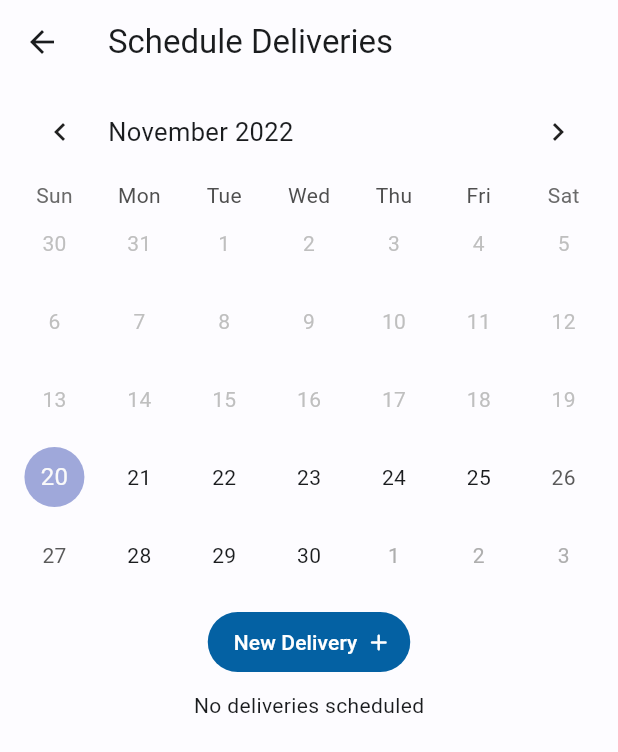
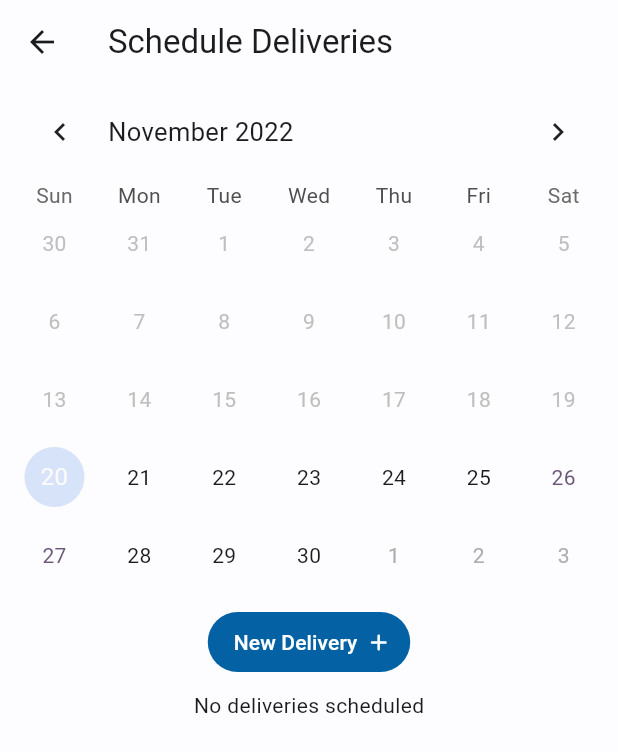
Before and after one commit to matthew-soulsby/delivery-manager, a Flutter app: the screen it shows after launch, after a tap on "Schedule", on a phone screen of 412 x 824 dp. Shown: the top 752 px of the screen. Run offline on Flutter 3.47's test engine with Material 2 defaults, Android fonts, the phone set to English and light mode, and no system bars; drawn by our look-alikes of table_calendar; our stand-ins replace isar; accounts and stored records are empty; generated files the repository leaves out were written again.

Commit message:
Add theme

```diff
--- a/delivery_manager_app/lib/pages/delivery/delivery_view.dart
+++ b/delivery_manager_app/lib/pages/delivery/delivery_view.dart
@@ -113,7 +113,7 @@ class _DeliveryViewState extends State<DeliveryView> {
         title: const Text('Schedule Deliveries'),
       ),
       body: Padding(
-        padding: const EdgeInsets.fromLTRB(8, 0, 8, 8),
+        padding: const EdgeInsets.fromLTRB(8, 0, 8, 0),
         child: FutureBuilder(
           future: deliveryFuture,
           builder: (context, snapshot) {
@@ -148,14 +148,29 @@ class _DeliveryViewState extends State<DeliveryView> {
               child: Column(
                 children: [
                   TableCalendar(
+                    firstDay: DateTime.now(),
+                    lastDay: DateTime.now().add(const Duration(days: 366)),
+                    focusedDay: _focusedDay,
+                    calendarFormat: _calendarFormat,
                     availableGestures: AvailableGestures.horizontalSwipe,
                     availableCalendarFormats: const {
                       CalendarFormat.month: 'Month'
                     },
-                    firstDay: DateTime.now(),
-                    lastDay: DateTime.now().add(const Duration(days: 366)),
-                    focusedDay: _focusedDay,
-                    calendarFormat: _calendarFormat,
+                    calendarStyle: CalendarStyle(
+                      // Weekend dates color (Sat & Sun Column)
+                      weekendTextStyle: TextStyle(
+                          color: Theme.of(context).colorScheme.tertiary),
+                      // highlighted color for today
+                      todayDecoration: BoxDecoration(
+                        color: Theme.of(context).colorScheme.secondaryContainer,
+                        shape: BoxShape.circle,
+                      ),
+                      // highlighted color for selected day
+                      selectedDecoration: BoxDecoration(
+                        color: Theme.of(context).colorScheme.tertiary,
+                        shape: BoxShape.circle,
+                      ),
+                    ),
                     selectedDayPredicate: (day) {
                       // Use `selectedDayPredicate` to determine which day is currently selected.
                       // If this returns true, then `day` will be marked as selected.
```
